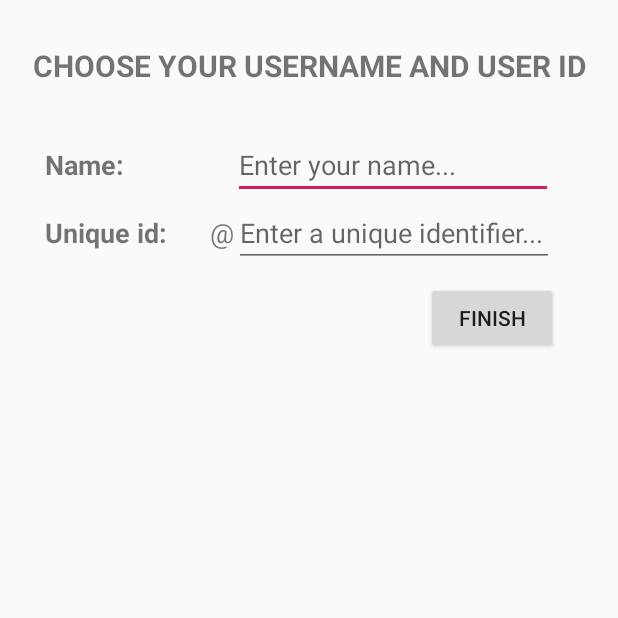
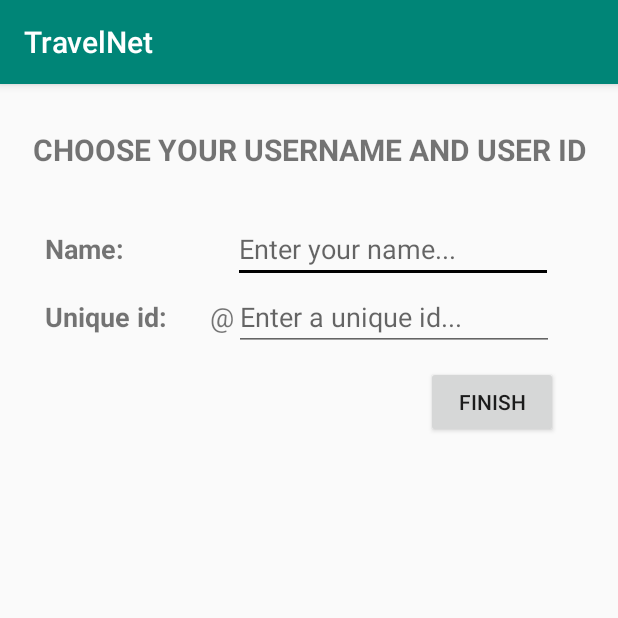
Before and after one commit to PauBlanes/ProjecteAplicat, an Android app: the screen it shows after launch once a user with an empty profile is signed in (ChoseUsername), on a phone screen of 412 x 824 dp, the top half of it. Run offline under Robolectric (Android 15) with nearby library versions, the phone set to English and light mode, and no system bars; our stand-ins replace Firebase (no records; nobody signed in at launch, a user with empty details on screens opened directly); libraries missing offline, so code that uses them is left out: com.firebase.ui.

Commit message:
Fixed signup flow, small fixes

```diff
--- a/TravelNet/app/src/main/java/paublanes/travelnet/BlankActivity.java
+++ b/TravelNet/app/src/main/java/paublanes/travelnet/BlankActivity.java
@@ -13,14 +13,6 @@
     protected void onCreate(Bundle savedInstanceState) {
         super.onCreate(savedInstanceState);
         setContentView(R.layout.activity_blank);
-
-
-        //Start Auth flow
-        /*if (FirebaseManager.getInstance().getUser() == null) {
-            startActivityForResult(FirebaseManager.getInstance().getSignInActivity(),Keys.K_SIGN_IN);
-        }else{
-            FirebaseManager.getInstance().hasUsername(this::manageHasUsernameResult);
-        }*/
     }
 
     @Override
@@ -55,6 +47,7 @@
         }
         else{
             startActivity(new Intent(BlankActivity.this, ProfileActivity.class));
+            finish();
         }
     }
 }
--- a/TravelNet/app/src/main/java/paublanes/travelnet/ProfileActivity.java
+++ b/TravelNet/app/src/main/java/paublanes/travelnet/ProfileActivity.java
@@ -4,6 +4,7 @@
 import android.support.design.widget.FloatingActionButton;
 import android.support.v7.app.AppCompatActivity;
 import android.os.Bundle;
+import android.util.Log;
 import android.view.Menu;
 import android.view.MenuItem;
 import android.view.View;
--- a/TravelNet/app/src/main/java/paublanes/travelnet/RouteDetailActivity.java
+++ b/TravelNet/app/src/main/java/paublanes/travelnet/RouteDetailActivity.java
@@ -79,6 +79,9 @@
         rv_images.setLayoutManager(new GridLayoutManager(this, 4));
         imagesAdapter = new ImagesArrayAdapter(this, route.getImageUrls());
         rv_images.setAdapter(imagesAdapter);
+
+        //Set title
+        setTitle(route.getName());
 
     }
     @Override
--- a/TravelNet/app/src/main/res/layout/activity_chose_username.xml
+++ b/TravelNet/app/src/main/res/layout/activity_chose_username.xml
@@ -41,6 +41,7 @@
             android:layout_weight="1"
             android:ems="10"
             android:hint="Enter your name..."
+            android:textCursorDrawable="@null"
             android:inputType="textPersonName" />
 
     </LinearLayout>
@@ -76,7 +77,8 @@
             android:layout_height="wrap_content"
             android:layout_weight="1"
             android:ems="10"
-            android:hint="Enter a unique identifier..."
+            android:hint="Enter a unique id..."
+            android:textCursorDrawable="@null"
             android:inputType="textPersonName" />
 
     </LinearLayout>
--- a/TravelNet/app/src/main/res/values/styles.xml
+++ b/TravelNet/app/src/main/res/values/styles.xml
@@ -1,7 +1,7 @@
 <resources>
 
     <!-- Base application theme. -->
-    <style name="AppTheme" parent="Theme.AppCompat.Light.NoActionBar"> <!-- no actionbar?-->
+    <style name="ProfileTheme" parent="Theme.AppCompat.Light.NoActionBar"> <!--pel profile posar la meva toolbar-->
         <!-- Customize your theme here. -->
         <item name="colorPrimary">@color/colorPrimary</item>
         <item name="colorPrimaryDark">@color/colorPrimaryDark</item>
@@ -9,10 +9,16 @@
         <item name="overlapAnchor">false</item> <!-- pels items del menu, que quedin per sota-->
     </style>
 
-    <style name="OverflowMenu" parent="Widget.AppCompat.PopupMenu.Overflow">
-
+    <style name="AppTheme" parent="Theme.AppCompat.Light.DarkActionBar">
+        <!-- Customize your theme here. -->
+        <item name="colorPrimary">@color/colorPrimary</item>
+        <item name="colorPrimaryDark">@color/colorPrimaryDark</item>
+        <item name="colorAccent">@color/colorAccent</item>
+        <item name="overlapAnchor">false</item> <!-- pels items del menu, que quedin per sota-->
+        <item name="colorControlActivated">#000000</item>  //black color
     </style>
 
+    <style name="OverflowMenu" parent="Widget.AppCompat.PopupMenu.Overflow"/>
     <style name="AppTheme.AppBarOverlay" parent="Theme.AppCompat.Light.DarkActionBar" />
 
     <style name="MaterialSearchViewStyle">
```
Also changed, not shown: TravelNet/app/src/main/AndroidManifest.xml (+25 -18 lines), TravelNet/app/src/main/java/paublanes/travelnet/ChoseUsername.java (+12 -3 lines).
